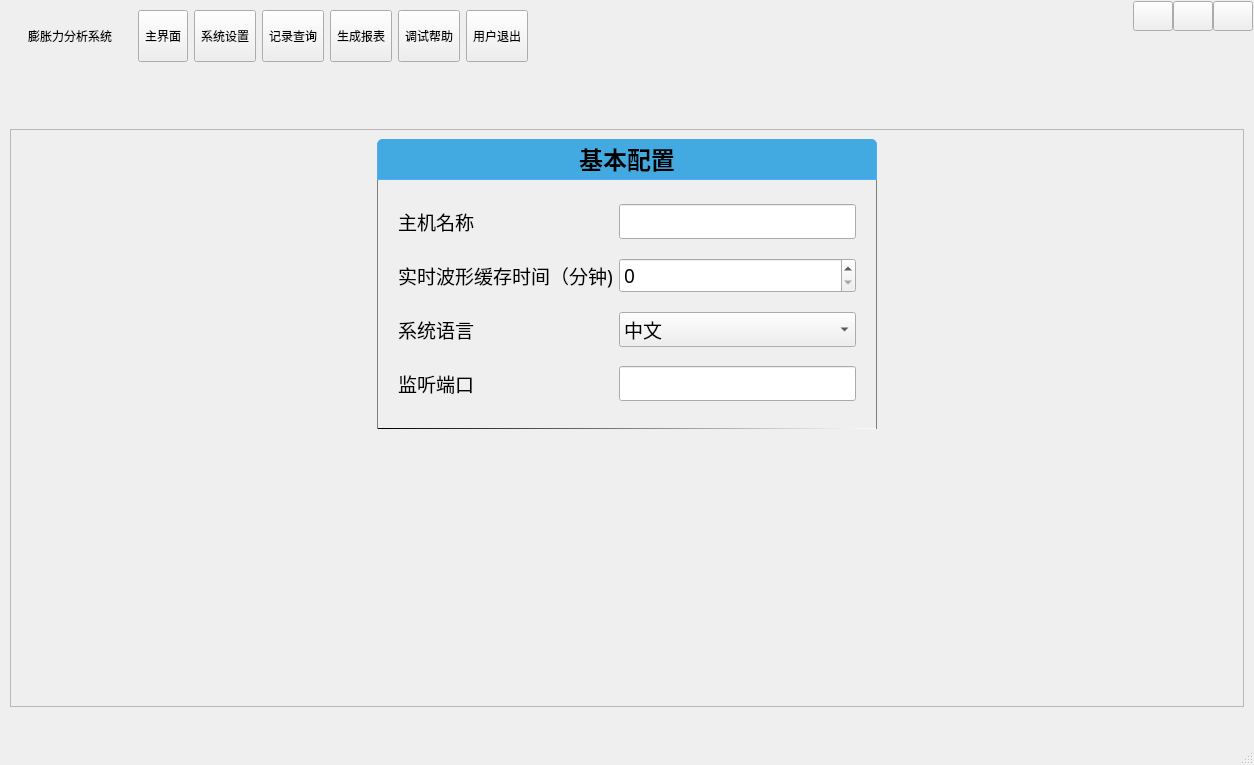
Above: MainWnd.ui from byteman/bullet before the change. Below: the same form after it.
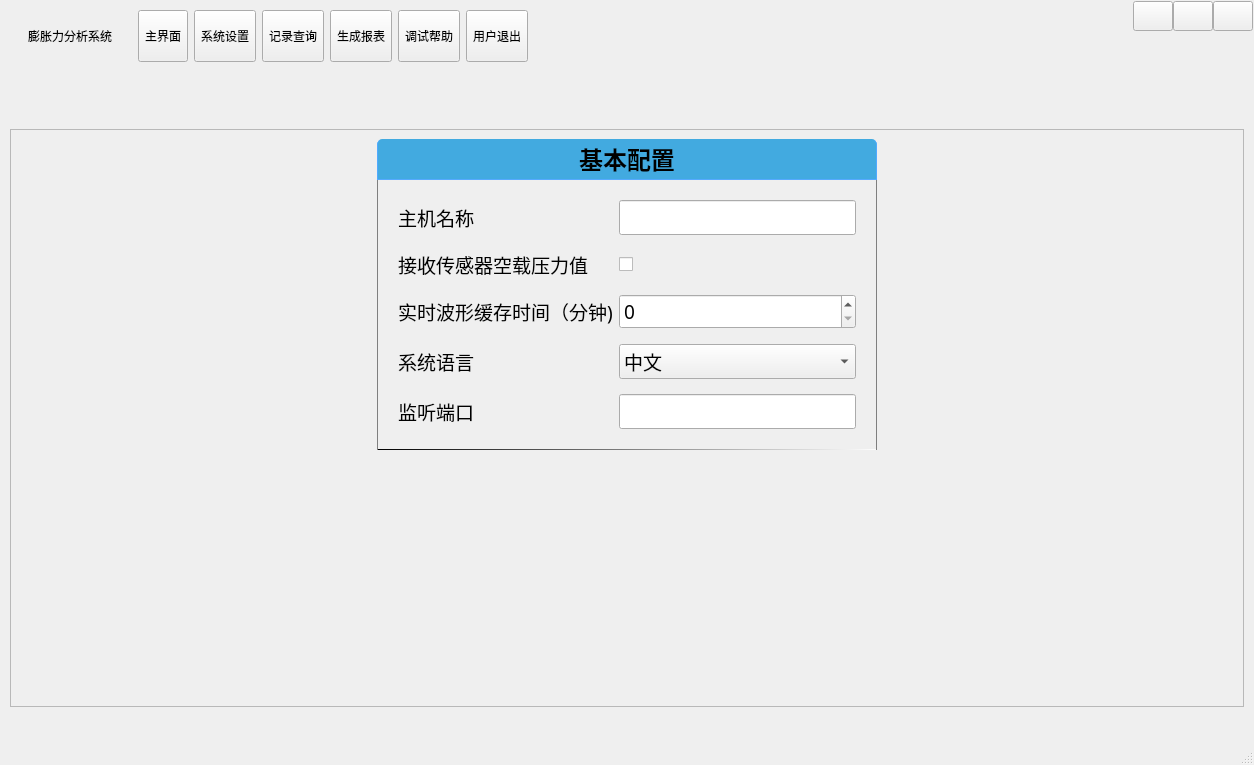
That is the form after the change. Icons and pictures are not drawn. Custom widgets are drawn as their Qt base class.

Commit message: 可以支持是否接收65535重量的数据

Patch:
```diff
--- a/MainWnd.ui
+++ b/MainWnd.ui
@@ -717,7 +717,30 @@
                    <property name="verticalSpacing">
                     <number>15</number>
                    </property>
-                   <item row="1" column="2">
+                   <item row="0" column="2">
+                    <widget class="QLineEdit" name="edtHost">
+                     <property name="font">
+                      <font>
+                       <family>微软雅黑</family>
+                       <pointsize>14</pointsize>
+                      </font>
+                     </property>
+                    </widget>
+                   </item>
+                   <item row="0" column="1">
+                    <widget class="QLabel" name="label_12">
+                     <property name="font">
+                      <font>
+                       <family>微软雅黑</family>
+                       <pointsize>14</pointsize>
+                      </font>
+                     </property>
+                     <property name="text">
+                      <string>主机名称</string>
+                     </property>
+                    </widget>
+                   </item>
+                   <item row="2" column="2">
                     <widget class="QSpinBox" name="sbWaveMin">
                      <property name="font">
                       <font>
@@ -729,7 +752,7 @@
                      </property>
                     </widget>
                    </item>
-                   <item row="2" column="1">
+                   <item row="3" column="1">
                     <widget class="QLabel" name="label_4">
                      <property name="font">
                       <font>
@@ -742,7 +765,35 @@
                      </property>
                     </widget>
                    </item>
-                   <item row="2" column="2">
+                   <item row="2" column="1">
+                    <widget class="QLabel" name="label_3">
+                     <property name="font">
+                      <font>
+                       <family>微软雅黑</family>
+                       <pointsize>14</pointsize>
+                       <weight>50</weight>
+                       <bold>false</bold>
+                      </font>
+                     </property>
+                     <property name="text">
+                      <string>实时波形缓存时间（分钟)</string>
+                     </property>
+                    </widget>
+                   </item>
+                   <item row="4" column="1">
+                    <widget class="QLabel" name="label">
+                     <property name="font">
+                      <font>
+                       <family>微软雅黑</family>
+                       <pointsize>14</pointsize>
+                      </font>
+                     </property>
+                     <property name="text">
+                      <string>监听端口</string>
+                     </property>
+                    </widget>
+                   </item>
+                   <item row="3" column="2">
                     <widget class="QComboBox" name="cbxLang">
                      <property name="font">
                       <font>
@@ -757,7 +808,7 @@
                      </item>
                     </widget>
                    </item>
-                   <item row="3" column="2">
+                   <item row="4" column="2">
                     <widget class="QLineEdit" name="edtPort">
                      <property name="font">
                       <font>
@@ -767,54 +818,29 @@
                      </property>
                     </widget>
                    </item>
+                   <item row="1" column="2">
+                    <widget class="QCheckBox" name="chkSensorOff">
+                     <property name="font">
+                      <font>
+                       <family>微软雅黑</family>
+                       <pointsize>14</pointsize>
+                      </font>
+                     </property>
+                     <property name="text">
+                      <string/>
+                     </property>
+                    </widget>
+                   </item>
                    <item row="1" column="1">
-                    <widget class="QLabel" name="label_3">
+                    <widget class="QLabel" name="label_2">
                      <property name="font">
                       <font>
                        <family>微软雅黑</family>
                        <pointsize>14</pointsize>
-                       <weight>50</weight>
-                       <bold>false</bold>
                       </font>
                      </property>
                      <property name="text">
-                      <string>实时波形缓存时间（分钟)</string>
-                     </property>
-                    </widget>
-                   </item>
-                   <item row="3" column="1">
-                    <widget class="QLabel" name="label">
-                     <property name="font">
-                      <font>
-                       <family>微软雅黑</family>
-                       <pointsize>14</pointsize>
-                      </font>
-                     </property>
-                     <property name="text">
-                      <string>监听端口</string>
-                     </property>
-                    </widget>
-                   </item>
-                   <item row="0" column="2">
-                    <widget class="QLineEdit" name="edtHost">
-                     <property name="font">
-                      <font>
-                       <family>微软雅黑</family>
-                       <pointsize>14</pointsize>
-                      </font>
-                     </property>
-                    </widget>
-                   </item>
-                   <item row="0" column="1">
-                    <widget class="QLabel" name="label_12">
-                     <property name="font">
-                      <font>
-                       <family>微软雅黑</family>
-                       <pointsize>14</pointsize>
-                      </font>
-                     </property>
-                     <property name="text">
-                      <string>主机名称</string>
+                      <string>接收传感器空载压力值</string>
                      </property>
                     </widget>
                    </item>
```
The commit also changes 8 other files.
